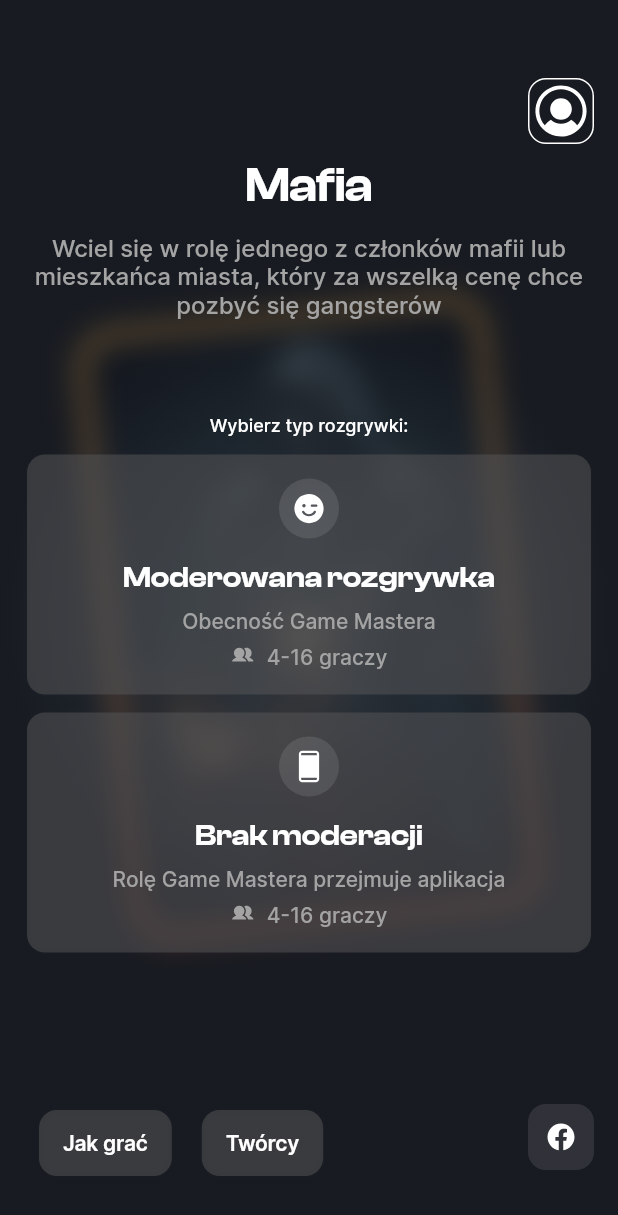
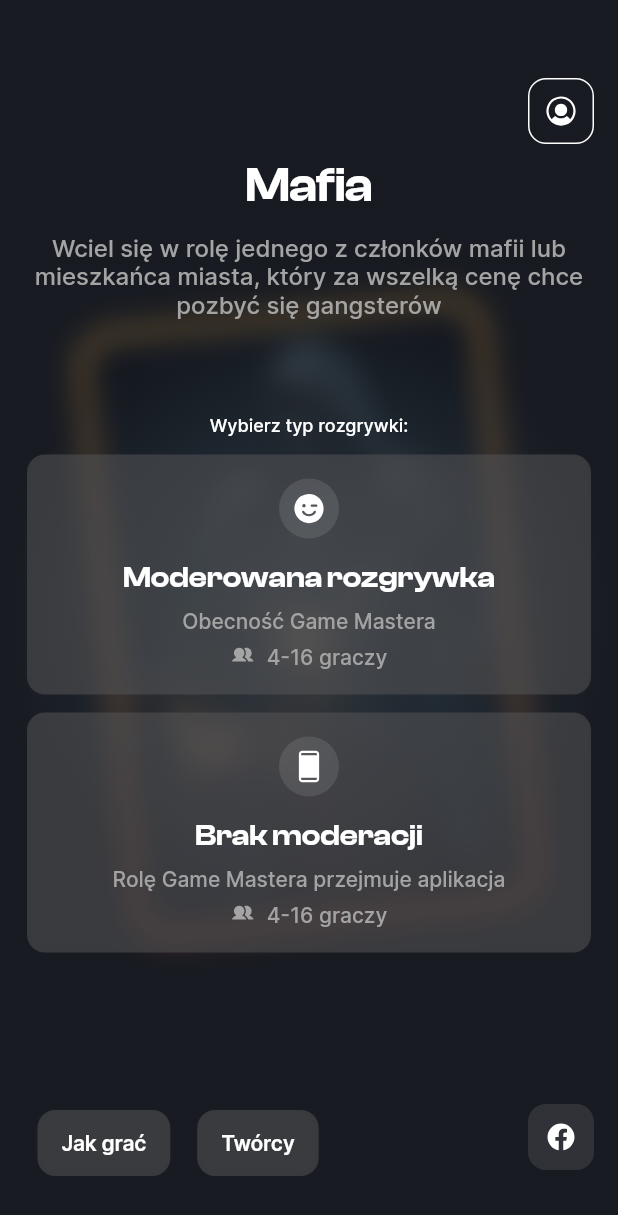
Before and after one commit to Hellmod/mafia_flutter, a Flutter app: the screen it shows after launch, on a phone screen of 412 x 824 dp. Shown: the top 1215 px of the screen. Run offline on Flutter 3.47's test engine with Material 2 defaults, Android fonts, the phone set to English and light mode, and no system bars; our stand-ins replace cloud_firestore, firebase_core, flutter_svg, fluttertoast; accounts and stored records are empty.

Commit message:
visual correction in home screen

```diff
--- a/lib/main.dart
+++ b/lib/main.dart
@@ -119,15 +119,18 @@ class _MyHomePageState extends State<MyHomePage> {
                           border: Border.all(color: Colors.white, width: 1),
                           borderRadius: BorderRadius.circular(12),
                         ),
-                        child: SvgPicture.asset(
-                          width: 24,
-                          height: 24,
-                          'assets/images/UserCircle.svg',
+                        child: Center(
+                          child: SvgPicture.asset(
+                            'assets/images/UserCircle.svg',
+                            width: 24,
+                            height: 24,
+                          ),
                         ),
                       ),
                     ),
                   ),
-                ), //UserButton
+                )
+                , //UserButton
                 Positioned(
                   // frame427320286FRs (154:18166)
                   left: 18,
@@ -192,7 +195,7 @@ class _MyHomePageState extends State<MyHomePage> {
                       ],
                     ),
                   ),
-                ),
+                ),//main content
                 Positioned(
                   bottom: 32.0,
                   left: 16.0,
@@ -203,7 +206,7 @@ class _MyHomePageState extends State<MyHomePage> {
                         },
                         child: Container(
                             height: 44,
-                            margin: const EdgeInsets.fromLTRB(2, 0, 2, 0),
+                            margin: const EdgeInsets.fromLTRB(1, 0, 1, 0),
                             padding: const EdgeInsets.fromLTRB(16, 10, 16, 10),
                             decoration: BoxDecoration(
                               color: const Color(0x7f595959),
@@ -233,7 +236,7 @@ class _MyHomePageState extends State<MyHomePage> {
                         },
                         child: Container(
                             height: 44,
-                            margin: const EdgeInsets.fromLTRB(2, 0, 2, 0),
+                            margin: const EdgeInsets.fromLTRB(1, 0, 1, 0),
                             padding: const EdgeInsets.fromLTRB(16, 10, 16, 10),
                             decoration: BoxDecoration(
                               color: const Color(0x7f595959),
@@ -258,7 +261,7 @@ class _MyHomePageState extends State<MyHomePage> {
                               ),
                             )))),
                   ]),
-                ),
+                ),//about, creators
                 Positioned(
                   bottom: 32.0,
                   right: 16.0,
```
Also changed, not shown: 1 other file.
